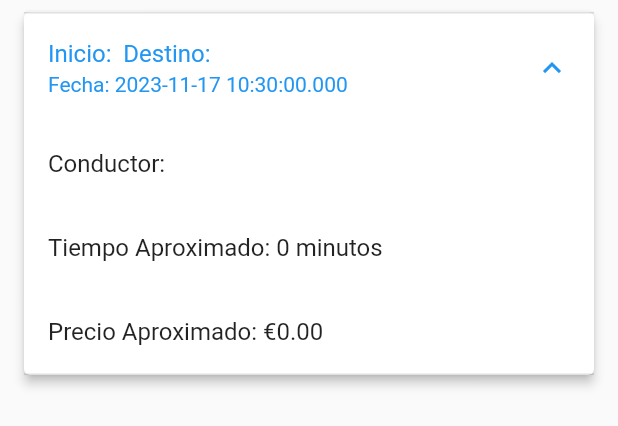
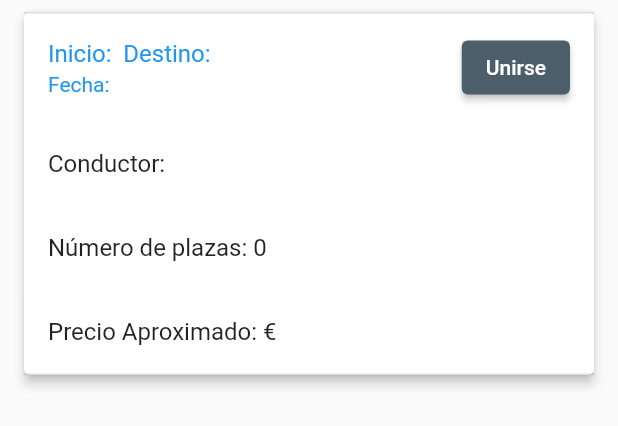
Before and after one commit to PES-GoVolt/GoVolt-FrontEnd, a Flutter app: the RouteCard widget shown alone on an empty page, opened directly with empty values, after a tap on an icon or button, on a phone screen of 412 x 824 dp. Shown: the top 426 px of the screen. Run offline on Flutter 3.47's test engine with Material 2 defaults, Android fonts, the phone set to English and light mode, and no system bars; our stand-ins replace firebase_auth, firebase_core, geolocator, google_maps_flutter, google_sign_in, intl_phone_number_input; missing offline and left inert: flutter_polyline_points; accounts and stored records are empty; network calls fail.

Commit message:
rutas con backend

```diff
--- a/govoltfrontend/lib/config.dart
+++ b/govoltfrontend/lib/config.dart
@@ -10,4 +10,5 @@ class Config {
   static const allBikeStations = "api/bikestations/all";
   static const allChargers = "api/chargers/all";
   static const chargersNearest = "api/chargers/nearest";
+  static const allRutas = "api/rutas/";
 }
--- a/govoltfrontend/lib/models/rutas.dart
+++ b/govoltfrontend/lib/models/rutas.dart
@@ -1,35 +1,37 @@
 class Ruta {
   final String id;
-  final String inicio;
-  final String destino;
-  final int tiempoAproximado;
-  final double precio;
-  final DateTime fecha;
-  final String creador;
+  final String beginning;
+  final String destination;
+  final String price;
+  final int seats;
+  final String date;
+  final String creator;
+  final List? participants; // Ahora es una lista opcional
 
   Ruta({
     required this.id,
-    required this.inicio,
-    required this.destino,
-    required this.tiempoAproximado,
-    required this.precio,
-    required this.fecha,
-    required this.creador,
+    required this.beginning,
+    required this.destination,
+    required this.price,
+    required this.seats,
+    required this.date,
+    required this.creator,
+    this.participants, // Marcar como opcional con el operador '?'
   });
 
   factory Ruta.fromJson(Map<String, dynamic> json) {
     return Ruta(
       id: json['id'] as String,
-      inicio: json['inicio'] as String,
-      destino: json['destino'] as String,
-      tiempoAproximado: json['tiempo_aproximado'] as int,
-      precio: json['precio'] as double,
-      fecha: DateTime.parse(json['fecha']),
-      creador: json['creador'] as String,
+      beginning: json['ubicacion_inicial'] as String,
+      destination: json['ubicacion_final'] as String,
+      price: json['precio'] as String,
+      seats: json['num_plazas'] as int,
+      date: json['fecha'] as String,
+      creator: json['creador'] as String,
+      participants: json['participantes'] as List?, // Asignación nula opcional
     );
   }
 
-  String get description => '$inicio a $destino';
-
+  String get description => '$beginning a $destination';
   String get title => 'Ruta $id';
 }
--- a/govoltfrontend/lib/pages/rutas/route_card.dart
+++ b/govoltfrontend/lib/pages/rutas/route_card.dart
@@ -10,22 +10,33 @@ class RouteCard extends StatelessWidget {
   Widget build(BuildContext context) {
   return Card(
     elevation: 3,
-      margin: EdgeInsets.symmetric(vertical: 8, horizontal: 16),
+    margin: const EdgeInsets.symmetric(vertical: 8, horizontal: 16),
     child: ExpansionTile(
-        title: Text('Inicio: ${ruta.inicio} Destino: ${ruta.destino}'),
-        subtitle:  Text('Fecha: ${ruta.fecha}'),
+      trailing: ElevatedButton(
+        onPressed: () {
+          // Lógica para unirse a la ruta :)
+        },
+        child: const Text('Unirse'),
+        style: ElevatedButton.styleFrom(
+          backgroundColor:  Color(0xff4d5e6b)
+          )
+      ),
+      title: Text('Inicio: ${ruta.beginning} Destino: ${ruta.destination}'),
+      subtitle: Text('Fecha: ${ruta.date}'),
       children: [
         ListTile(
-            title: Text('Conductor: ${ruta.creador}')
+          title: Text('Conductor: ${ruta.creator}'),
         ),
         ListTile(
-            title: Text('Tiempo Aproximado: ${ruta.tiempoAproximado} minutos'),
+          title: Text('Número de plazas: ${ruta.seats}'),
         ),
         ListTile(
-            title: Text('Precio Aproximado: \€${ruta.precio.toStringAsFixed(2)}'),
+          title: Text('Precio Aproximado: €${ruta.price}'),
         ),
       ],
+
     ),
   );
 }
+
 }
```
Also changed, not shown: govoltfrontend/lib/pages/rutas/main_routes.dart (+93 -68 lines), govoltfrontend/lib/services/rutas_service.dart (added, +40 -0 lines). Lines whose indentation alone changed are shown as unchanged.
